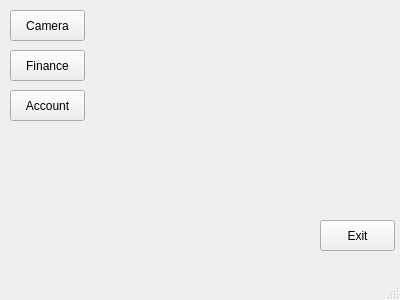
RockyChing/qt_play, file qt_project/qtmainwindow.ui: the form before one commit.
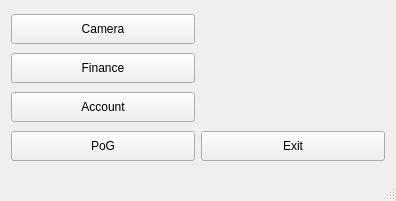
The form after the commit.

Commit message: Update qtmainwindow.ui layout: auto resize along with window

```diff
--- a/qt_project/qtmainwindow.ui
+++ b/qt_project/qtmainwindow.ui
@@ -6,66 +6,81 @@
    <rect>
     <x>0</x>
     <y>0</y>
-    <width>400</width>
-    <height>300</height>
+    <width>396</width>
+    <height>201</height>
    </rect>
   </property>
   <property name="windowTitle">
    <string>QtMainWindow</string>
   </property>
   <widget class="QWidget" name="centralWidget">
+   <layout class="QGridLayout" name="gridLayout">
+    <item row="0" column="0">
    <widget class="QPushButton" name="btnCamera">
-    <property name="geometry">
-     <rect>
-      <x>10</x>
-      <y>10</y>
-      <width>75</width>
-      <height>31</height>
-     </rect>
+      <property name="minimumSize">
+       <size>
+        <width>0</width>
+        <height>30</height>
+       </size>
     </property>
     <property name="text">
      <string>Camera</string>
     </property>
    </widget>
+    </item>
+    <item row="1" column="0">
    <widget class="QPushButton" name="btnFinance">
-    <property name="geometry">
-     <rect>
-      <x>10</x>
-      <y>50</y>
-      <width>75</width>
-      <height>31</height>
-     </rect>
+      <property name="minimumSize">
+       <size>
+        <width>0</width>
+        <height>30</height>
+       </size>
     </property>
     <property name="text">
      <string>Finance</string>
     </property>
    </widget>
-   <widget class="QPushButton" name="btnExit">
-    <property name="geometry">
-     <rect>
-      <x>320</x>
-      <y>220</y>
-      <width>75</width>
-      <height>31</height>
-     </rect>
-    </property>
-    <property name="text">
-     <string>Exit</string>
-    </property>
-   </widget>
+    </item>
+    <item row="2" column="0">
    <widget class="QPushButton" name="btnAccount">
-    <property name="geometry">
-     <rect>
-      <x>10</x>
-      <y>90</y>
-      <width>75</width>
-      <height>31</height>
-     </rect>
+      <property name="minimumSize">
+       <size>
+        <width>0</width>
+        <height>30</height>
+       </size>
     </property>
     <property name="text">
      <string>Account</string>
     </property>
    </widget>
+    </item>
+    <item row="3" column="0">
+     <widget class="QPushButton" name="btnPoG">
+      <property name="minimumSize">
+       <size>
+        <width>0</width>
+        <height>30</height>
+       </size>
+      </property>
+      <property name="text">
+       <string>PoG</string>
+      </property>
+     </widget>
+    </item>
+    <item row="3" column="1">
+     <widget class="QPushButton" name="btnExit">
+      <property name="minimumSize">
+       <size>
+        <width>0</width>
+        <height>30</height>
+       </size>
+      </property>
+      <property name="text">
+       <string>Exit</string>
+      </property>
+     </widget>
+    </item>
+   </layout>
   </widget>
   <widget class="QMenuBar" name="menuBar">
    <property name="geometry">
```
Left out of the diff: 2 changed lines with no effect on the pictures. Lines whose indentation alone changed are shown as unchanged.
